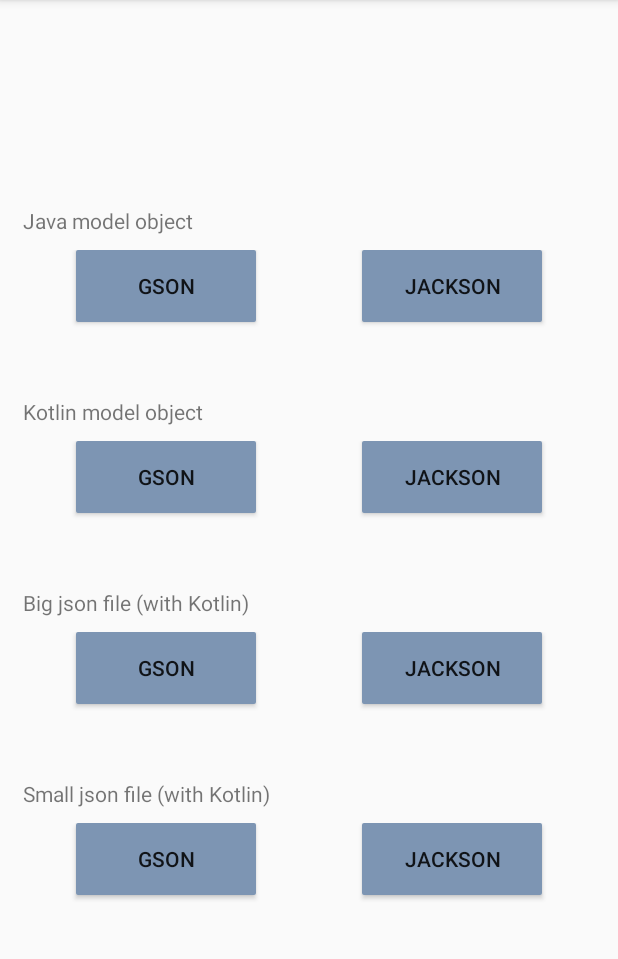
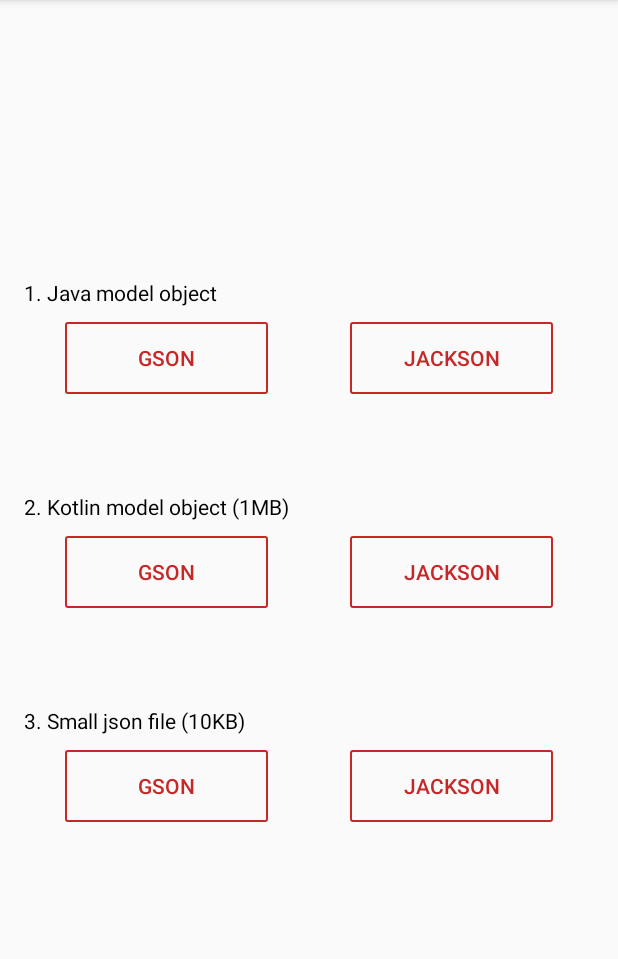
Before and after one commit to EunsilJo/ParserTest, an Android app: the screen it shows after launch (MainActivity), on a phone screen of 412 x 824 dp, the part 84-1043 px from its top. Run offline under Robolectric (Android 15) with nearby library versions, the phone set to English and light mode, and no system bars; our stand-ins replace RxJava.

Commit message:
update show/hideProgress with Rx

```diff
--- a/app/build.gradle
+++ b/app/build.gradle
@@ -39,4 +39,8 @@ dependencies {
 
     compile 'com.fasterxml.jackson.core:jackson-databind:2.9.4'
     compile "com.fasterxml.jackson.module:jackson-module-kotlin:2.9.4.1"
+
+    compile 'io.reactivex.rxjava2:rxandroid:2.0.2'
+    compile 'io.reactivex.rxjava2:rxjava:2.1.10'
+    compile 'com.jakewharton.rxbinding2:rxbinding:2.1.1'
 }
--- a/app/src/main/kotlin/com/github/eunsiljo/parsertest/MainActivity.kt
+++ b/app/src/main/kotlin/com/github/eunsiljo/parsertest/MainActivity.kt
@@ -1,6 +1,5 @@
 package com.github.eunsiljo.parsertest
 
-import android.os.AsyncTask
 import android.support.v7.app.AppCompatActivity
 import android.os.Bundle
 import android.view.View
@@ -9,6 +8,9 @@ import com.fasterxml.jackson.module.kotlin.KotlinModule
 import com.github.eunsiljo.parsertest.model.JSearchImageResult
 import com.github.eunsiljo.parsertest.model.KSearchImageResult
 import com.google.gson.Gson
+import io.reactivex.Observable
+import io.reactivex.android.schedulers.AndroidSchedulers
+import io.reactivex.schedulers.Schedulers
 import kotlinx.android.synthetic.main.activity_main.*
 import kotlinx.android.synthetic.main.content_layout.view.*
 import java.io.BufferedReader
@@ -18,90 +20,137 @@ import java.io.InputStreamReader
 
 class MainActivity : AppCompatActivity() {
 
-    private val sample: String = "sample.json"
+    private val bigFileName: String = "sample_big.json"
+    private val smallFileName: String = "sample_small.json"
 
     override fun onCreate(savedInstanceState: Bundle?) {
         super.onCreate(savedInstanceState)
         setContentView(R.layout.activity_main)
-
-        init()
+        initLayout()
+        initObservable()
     }
 
-    private fun init(){
+    private fun initLayout(){
         //java
-        javaGson.button?.run {
-            setText(R.string.gson)
-            setOnClickListener {
-                progress.visibility = View.VISIBLE
-                var startMillis = System.currentTimeMillis()
-                fromJsonWithGson(MainActivity::class.java, JSearchImageResult::class.java, sample)
-                progress.visibility = View.GONE
+        javaGson.button.text = getString(R.string.gson)
+        javaJackson.button.text = getString(R.string.jackson)
+
+        //kotlin
+        kotlinGson.button.text = getString(R.string.gson)
+        kotlinJackson.button.text = getString(R.string.jackson)
+
+        //small
+        smallGson.button.text = getString(R.string.gson)
+        smallJackson.button.text = getString(R.string.jackson)
+
+    }
+
+    private fun initObservable(){
+        //java
+        createButtonClickObservable(javaGson.button)
+                .observeOn(AndroidSchedulers.mainThread())
+                .doOnNext { showProgress() }
+                .observeOn(Schedulers.io())
+                .map { startMillis ->
+                    fromJsonWithGson(MainActivity::class.java, JSearchImageResult::class.java,
+                            bigFileName)
+                    startMillis
+                }
+                .observeOn(AndroidSchedulers.mainThread())
+                .subscribe { startMillis ->
+                    hideProgress()
                     javaGson.text.text = (System.currentTimeMillis() - startMillis).toString()
                 }
+        createButtonClickObservable(javaJackson.button)
+                .observeOn(AndroidSchedulers.mainThread())
+                .doOnNext { showProgress() }
+                .observeOn(Schedulers.io())
+                .map { startMillis ->
+                    fromJsonWithJackson(MainActivity::class.java, JSearchImageResult::class.java,
+                            bigFileName)
+                    startMillis
                 }
-        javaJackson.button?.run {
-            setText(R.string.jackson)
-            setOnClickListener {
-                var startMillis = System.currentTimeMillis()
-                fromJsonWithJackson(MainActivity::class.java, JSearchImageResult::class.java, sample)
+                .observeOn(AndroidSchedulers.mainThread())
+                .subscribe { startMillis ->
+                    hideProgress()
                     javaJackson.text.text = (System.currentTimeMillis() - startMillis).toString()
+                }
+
+        //kotlin
+        createButtonClickObservable(kotlinGson.button)
+                .observeOn(AndroidSchedulers.mainThread())
+                .doOnNext { showProgress() }
+                .observeOn(Schedulers.io())
+                .map { startMillis ->
+                    fromJsonWithGson(MainActivity::class.java, KSearchImageResult::class.java,
+                            bigFileName)
+                    startMillis
+                }
+                .observeOn(AndroidSchedulers.mainThread())
+                .subscribe { startMillis ->
+                    hideProgress()
+                    kotlinGson.text.text = (System.currentTimeMillis() - startMillis).toString()
+                }
+        createButtonClickObservable(kotlinJackson.button)
+                .observeOn(AndroidSchedulers.mainThread())
+                .doOnNext { showProgress() }
+                .observeOn(Schedulers.io())
+                .map { startMillis ->
+                    fromJsonWithJacksonKotlin(MainActivity::class.java, KSearchImageResult::class.java,
+                            bigFileName)
+                    startMillis
+                }
+                .observeOn(AndroidSchedulers.mainThread())
+                .subscribe { startMillis ->
+                    hideProgress()
+                    kotlinJackson.text.text = (System.currentTimeMillis() - startMillis).toString()
+                }
+
+        //small
+        createButtonClickObservable(smallGson.button)
+                .observeOn(AndroidSchedulers.mainThread())
+                .doOnNext { showProgress() }
+                .observeOn(Schedulers.io())
+                .map { startMillis ->
+                    fromJsonWithGson(MainActivity::class.java, KSearchImageResult::class.java,
+                            smallFileName)
+                    startMillis
+                }
+                .observeOn(AndroidSchedulers.mainThread())
+                .subscribe { startMillis ->
+                    hideProgress()
+                    smallGson.text.text = (System.currentTimeMillis() - startMillis).toString()
+                }
+        createButtonClickObservable(smallJackson.button)
+                .observeOn(AndroidSchedulers.mainThread())
+                .doOnNext { showProgress() }
+                .observeOn(Schedulers.io())
+                .map { startMillis ->
+                    fromJsonWithJacksonKotlin(MainActivity::class.java, KSearchImageResult::class.java,
+                            smallFileName)
+                    startMillis
+                }
+                .observeOn(AndroidSchedulers.mainThread())
+                .subscribe { startMillis ->
+                    hideProgress()
+                    smallJackson.text.text = (System.currentTimeMillis() - startMillis).toString()
                 }
     }
 
-        //kotlin
-        kotlinGson.button?.run {
-            setText(R.string.gson)
-            setOnClickListener {
-                var startMillis = System.currentTimeMillis()
-                fromJsonWithGson(MainActivity::class.java, KSearchImageResult::class.java, sample)
-                kotlinGson.text.text = (System.currentTimeMillis() - startMillis).toString()
+    private fun createButtonClickObservable(button: View): Observable<Long> {
+        return Observable.create { emitter ->
+            button.setOnClickListener {
+                emitter.onNext(System.currentTimeMillis())
             }
-        }
-        kotlinJackson.button?.run {
-            setText(R.string.jackson)
-            setOnClickListener {
-                var startMillis = System.currentTimeMillis()
-                fromJsonWithJacksonKotlin(MainActivity::class.java, KSearchImageResult::class.java, sample)
-                kotlinJackson.text.text = (System.currentTimeMillis() - startMillis).toString()
         }
     }
 
-        //big
-        bigGson.button?.run {
-            setText(R.string.gson)
-            //setOnClickListener()
-        }
-        bigJackson.button?.run {
-            setText(R.string.jackson)
-            //setOnClickListener()
-        }
-
-        //small
-        smallGson.button?.run {
-            setText(R.string.gson)
-            //setOnClickListener()
-        }
-        smallJackson.button?.run {
-            setText(R.string.jackson)
-            //setOnClickListener()
-        }
-    }
-
-    inner class AsyncTaskExample: AsyncTask<Class<*>, Integer, Long>() {
-
-        override fun onPreExecute() {
-            super.onPreExecute()
+    private fun showProgress() {
         progress.visibility = View.VISIBLE
     }
 
-        override fun doInBackground(vararg classes: Class<*>?): Long {
-
-        }
-
-        override fun onPostExecute(result: Long?) {
-            super.onPostExecute(result)
+    private fun hideProgress() {
         progress.visibility = View.GONE
-        }
     }
 
     private val gson: Gson = Gson()
--- a/app/src/main/res/drawable/button_bg.xml
+++ b/app/src/main/res/drawable/button_bg.xml
@@ -1,6 +1,7 @@
 <?xml version="1.0" encoding="utf-8"?>
 <shape xmlns:android="http://schemas.android.com/apk/res/android"
     android:shape="rectangle">
-    <solid android:color="@color/colorAccent" />
+    <solid android:color="@android:color/transparent" />
     <corners android:radius="1dp" />
+    <stroke android:width="1dp" android:color="@color/colorPrimary" />
 </shape>
--- a/app/src/main/res/layout/activity_main.xml
+++ b/app/src/main/res/layout/activity_main.xml
@@ -9,7 +9,7 @@
     <RelativeLayout
         android:layout_width="wrap_content"
         android:layout_height="wrap_content"
-        android:padding="@dimen/common_margin"
+        android:padding="@dimen/common_margin_medium"
         app:layout_constraintBottom_toBottomOf="parent"
         app:layout_constraintLeft_toLeftOf="parent"
         app:layout_constraintRight_toRightOf="parent"
@@ -19,7 +19,8 @@
             android:id="@+id/txtJava"
             android:layout_width="wrap_content"
             android:layout_height="wrap_content"
-            android:text="Java model object"/>
+            android:textColor="@android:color/black"
+            android:text="1. Java model object"/>
 
         <LinearLayout
             android:id="@+id/layoutJava"
@@ -41,7 +42,8 @@
             android:layout_height="wrap_content"
             android:layout_marginTop="@dimen/common_margin"
             android:layout_below="@id/layoutJava"
-            android:text="Kotlin model object"/>
+            android:textColor="@android:color/black"
+            android:text="2. Kotlin model object (1MB)"/>
 
         <LinearLayout
             android:id="@+id/layoutKotlin"
@@ -58,34 +60,13 @@
         </LinearLayout>
 
         <TextView
-            android:id="@+id/txtBig"
+            android:id="@+id/txtSmall"
             android:layout_width="wrap_content"
             android:layout_height="wrap_content"
             android:layout_marginTop="@dimen/common_margin"
             android:layout_below="@id/layoutKotlin"
-            android:text="Big json file (with Kotlin)"/>
-
-        <LinearLayout
-            android:id="@+id/layoutBig"
-            android:layout_width="match_parent"
-            android:layout_height="wrap_content"
-            android:layout_marginTop="@dimen/common_margin_small"
-            android:layout_below="@id/txtBig"
-            android:orientation="horizontal"
-            android:gravity="center">
-            <include android:id="@+id/bigGson"
-                layout="@layout/content_layout" />
-            <include android:id="@+id/bigJackson"
-                layout="@layout/content_layout" />
-        </LinearLayout>
-
-        <TextView
-            android:id="@+id/txtSmall"
-            android:layout_width="wrap_content"
-            android:layout_height="wrap_content"
-            android:layout_marginTop="@dimen/common_margin"
-            android:layout_below="@id/layoutBig"
-            android:text="Small json file (with Kotlin)"/>
+            android:textColor="@android:color/black"
+            android:text="3. Small json file (10KB)"/>
 
         <LinearLayout
             android:id="@+id/layoutSmall"
@@ -103,12 +84,10 @@
 
     </RelativeLayout>
 
-    <TextView
+    <ProgressBar
         android:id="@+id/progress"
         android:layout_width="wrap_content"
         android:layout_height="wrap_content"
-        android:textColor="@color/colorPrimary"
-        android:text="Loading..."
         app:layout_constraintBottom_toBottomOf="parent"
         app:layout_constraintLeft_toLeftOf="parent"
         app:layout_constraintRight_toRightOf="parent"
--- a/app/src/main/res/layout/content_layout.xml
+++ b/app/src/main/res/layout/content_layout.xml
@@ -11,16 +11,17 @@
         android:layout_height="wrap_content"
         android:minWidth="@dimen/button_width"
         android:layout_centerHorizontal="true"
+        android:textColor="@color/colorPrimary"
         android:background="@drawable/button_bg" />
 
     <TextView
         android:id="@+id/text"
         android:layout_width="wrap_content"
         android:layout_height="wrap_content"
-        android:layout_marginTop="@dimen/common_margin"
+        android:layout_marginTop="@dimen/common_margin_medium"
         android:layout_centerHorizontal="true"
         android:layout_below="@id/button"
-        android:textColor="@color/colorPrimaryDark"
+        android:textColor="@color/colorAccent"
         android:textStyle="bold" />
 
 </RelativeLayout>
--- a/app/src/main/res/values/dimens.xml
+++ b/app/src/main/res/values/dimens.xml
@@ -1,6 +1,7 @@
 <?xml version="1.0" encoding="utf-8"?>
 <resources>
-    <dimen name="common_margin">15dp</dimen>
+    <dimen name="common_margin">30dp</dimen>
+    <dimen name="common_margin_medium">16dp</dimen>
     <dimen name="common_margin_small">10dp</dimen>
-    <dimen name="button_width">120dp</dimen>
+    <dimen name="button_width">135dp</dimen>
 </resources>
```
Also changed, not shown: app/src/main/resources/sample_small.json (added, +249 -0 lines), app/src/main/resources/sample_big.json (renamed from app/src/main/resources/sample.json). Lines whose indentation alone changed are shown as unchanged.
